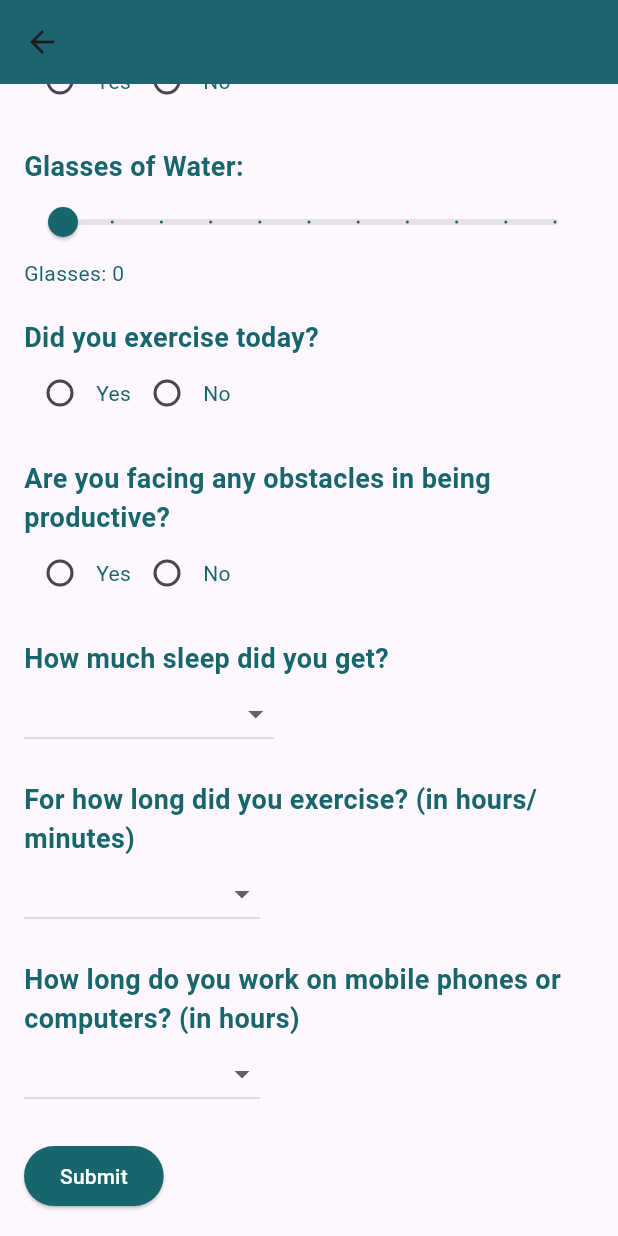
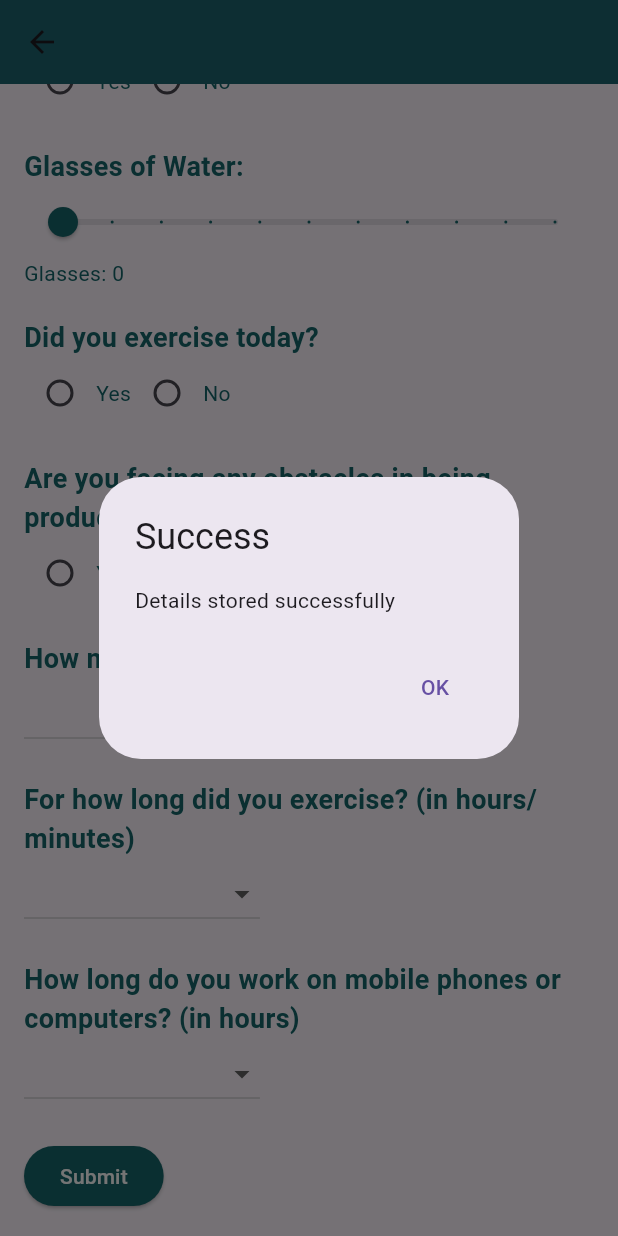
Before and after one commit to sanikaahadap/migraine_review, a Flutter app: the YesPage screen opened directly, scrolled down 1642 dp, after a tap on "Submit", on a phone screen of 412 x 824 dp. Run offline on Flutter 3.47's test engine with Material 3 defaults, Android fonts, the light colour scheme and no system bars; our stand-ins replace cloud_firestore, file_picker, firebase_auth, firebase_core, firebase_storage, fl_chart and 4 more; missing offline and left inert: easy_pdf_viewer; accounts and stored records are empty.

Commit message:
personal diary details stored

```diff
--- a/lib/main_features/personal_diary/headache_yes.dart
+++ b/lib/main_features/personal_diary/headache_yes.dart
@@ -1,5 +1,8 @@
+import 'dart:developer';
+import 'package:firebase_auth/firebase_auth.dart';
 import 'package:flutter/material.dart';
-import 'headache_no.dart';
+import 'package:cloud_firestore/cloud_firestore.dart';
+
 class YesPage extends StatefulWidget {
   const YesPage({super.key});
 
@@ -563,11 +566,59 @@ class YesPageState extends State<YesPage> {
             const SizedBox(height: 20),
             ElevatedButton(
               onPressed: () {
+                // Gather all the data collected
+                Map<String, dynamic> formData = {
+                  'headacheDescription': _headacheDescription,
+                  'headacheSeverity': _headacheSeverity,
+                  'headacheAccompaniedBy': _headacheAccompaniedBy,
+                  'preHeadacheSymptoms': _preHeadacheSymptoms,
+                  'headacheTriggers': _headacheTriggers,
+                  'avoidRoutineActivitiesAnswer': _avoidRoutineActivitiesAnswer,
+                  'missedMeals': _missedMeals,
+                  'glassesOfWater': _glassesOfWater,
+                  'didExerciseToday': _didExerciseToday,
+                  'productiveObstacles': _productiveObstacles,
+                  'sleepDuration': _sleepDuration,
+                  'exerciseDuration': _exerciseDuration,
+                  'screenTime': _screenTime,
+                  'timestamp': Timestamp.now(),
+                  'uid' : FirebaseAuth.instance.currentUser!.uid,
+                };
 
+                // Add data to Firestore
+                FirebaseFirestore.instance.collection('headache_occurence_entries').add(formData)
+                    .then((value) {
+                  log("Data added successfully");
+                  // Show success message
+                  showDialog(
+                    context: context,
+                    builder: (BuildContext context) {
+                      return AlertDialog(
+                        title: const Text("Success"),
+                        content: const Text("Details stored successfully"),
+                        actions: <Widget>[
+                          TextButton(
+                            onPressed: () {
+                              // Close the dialog
+                              Navigator.of(context).pop();
+                              // Navigate back to the home page
+                              Navigator.of(context).pop();
+                            },
+                            child: const Text("OK"),
+                          ),
+                        ],
+                      );
+                    },
+                  );
+                }).catchError((error) {
+                  log("Failed to add data: $error");
+                  // Handle errors appropriately, such as showing an error message to the user.
+                });
               },
               style: ElevatedButton.styleFrom(backgroundColor: const Color(0xFF16666B)),
               child: const Text('Submit', style: TextStyle(color: Colors.white)),
             ),
+
           ],
         ),
       ),
```
Also changed, not shown: lib/main_features/personal_diary/headache_no.dart (+45 -0 lines).
